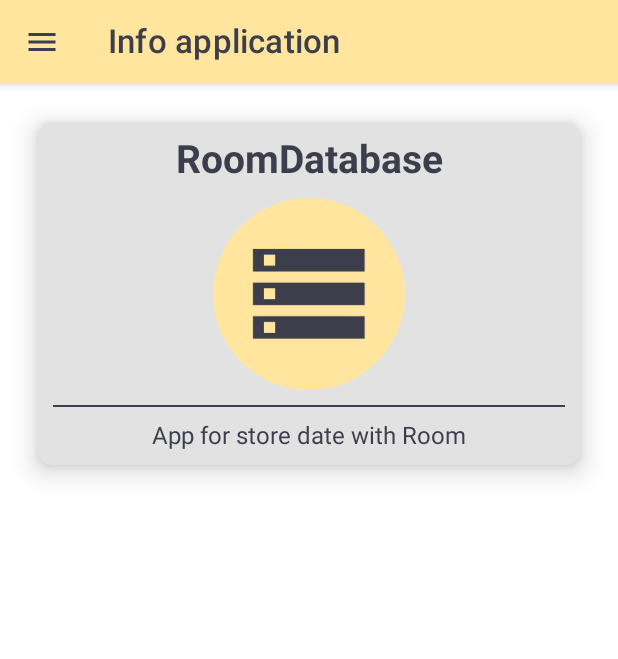
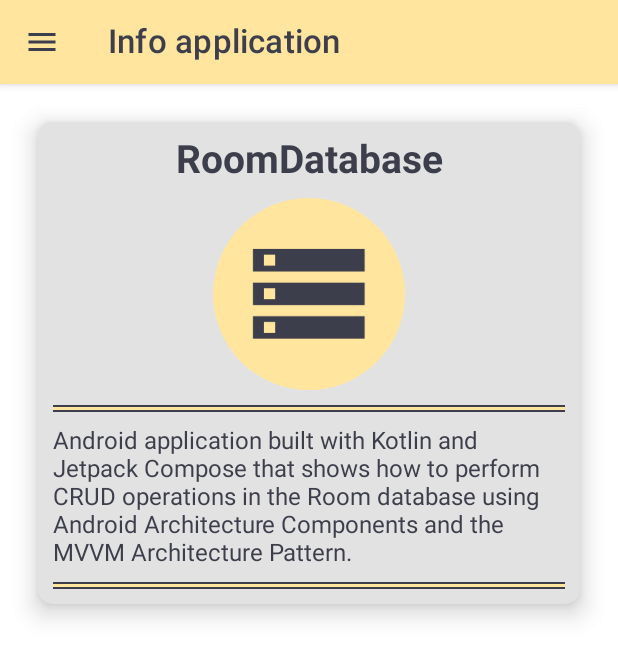
Before and after one commit to ndenicolais/ComposeRoomDatabase, an Android app built with Jetpack Compose: the composable InfoPage shown on its own in the app's theme, on a phone screen of 412 x 824 dp. Shown: the top 659 px of the screen. Run offline under Robolectric (Android 15) with nearby library versions, the phone set to English and light mode, and no system bars.

Commit message:
Update graphic's screen

```diff
--- a/app/src/main/java/com/denicks21/roomdatabase/screens/InfoPage.kt
+++ b/app/src/main/java/com/denicks21/roomdatabase/screen/InfoPage.kt
@@ -1,4 +1,4 @@
-package com.denicks21.roomdatabase.screens
+package com.denicks21.roomdatabase.screen
 
 import android.annotation.SuppressLint
 import androidx.compose.foundation.Image
@@ -21,6 +21,7 @@ import com.denicks21.roomdatabase.R
 import com.denicks21.roomdatabase.ui.composables.CustomToolbar
 import com.denicks21.roomdatabase.ui.theme.GreyDark
 import com.denicks21.roomdatabase.ui.theme.GreyLight
+import com.denicks21.roomdatabase.ui.theme.YellowDark
 
 @SuppressLint("UnusedMaterialScaffoldPaddingParameter")
 @Composable
@@ -78,14 +79,39 @@ fun InfoPage(
                                 modifier = Modifier.height(10.dp)
                             )
                             Divider(
-                                thickness = 1.dp,
+                                thickness = 1.5.dp,
+                                color = GreyDark
+                            )
+                            Divider(
+                                thickness = 2.dp,
+                                color = YellowDark
+                            )
+                            Divider(
+                                thickness = 1.5.dp,
                                 color = GreyDark
                             )
                             Spacer(
                                 modifier = Modifier.height(10.dp)
                             )
                             Text(
-                                text = "App for store date with Room",
+                                text = "Android application built with Kotlin and Jetpack Compose that shows " +
+                                        "how to perform CRUD operations in the Room database using Android Architecture Components " +
+                                        "and the MVVM Architecture Pattern.",
+                                color = GreyDark
+                            )
+                            Spacer(
+                                modifier = Modifier.height(10.dp)
+                            )
+                            Divider(
+                                thickness = 1.5.dp,
+                                color = GreyDark
+                            )
+                            Divider(
+                                thickness = 2.dp,
+                                color = YellowDark
+                            )
+                            Divider(
+                                thickness = 1.5.dp,
                                 color = GreyDark
                             )
                         }
```
